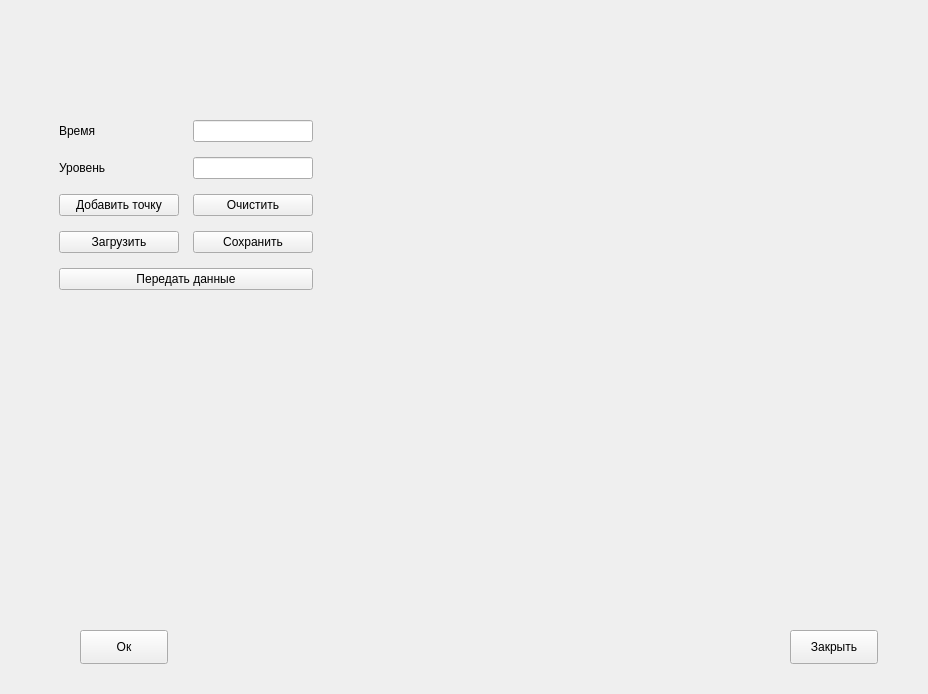
Above: ImView/signal_builder.ui from Ivanos121/ImView2_Qt6 before the change. Below: the same form after it.
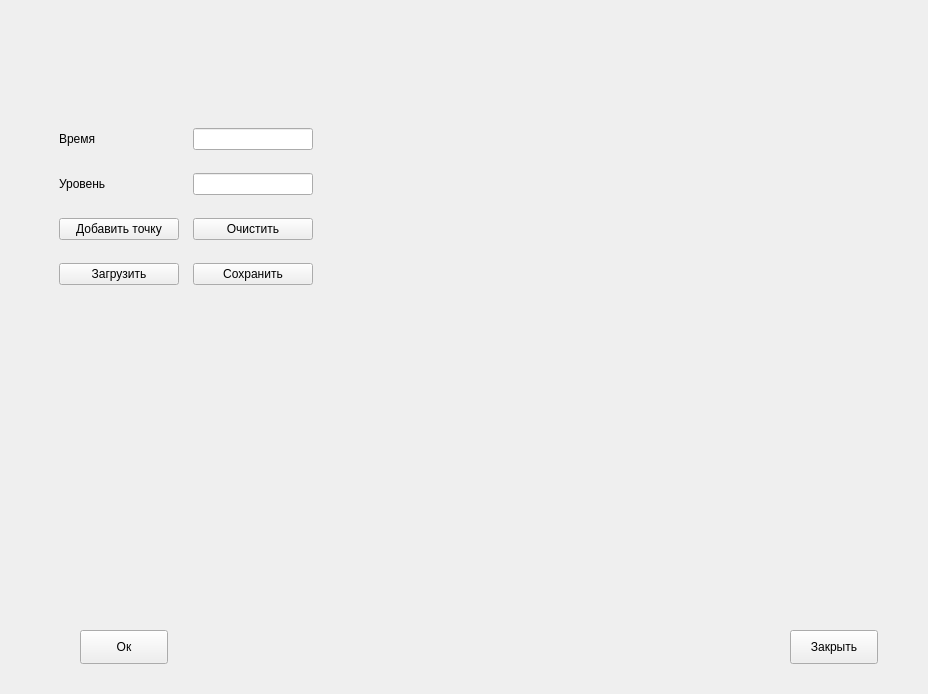
That is the form after the change. Custom widgets are drawn as their Qt base class.

Patch:
```diff
--- a/ImView/signal_builder.ui
+++ b/ImView/signal_builder.ui
@@ -13,7 +13,7 @@
   <property name="windowTitle">
    <string>Form</string>
   </property>
-  <widget class="QChartView" name="chartview" native="true">
+  <widget class="QChartView" name="chartView" native="true">
    <property name="geometry">
     <rect>
      <x>320</x>
@@ -23,7 +23,7 @@
     </rect>
    </property>
   </widget>
-  <widget class="QPushButton" name="pushButton_6">
+  <widget class="QPushButton" name="apply_pushButton">
    <property name="geometry">
     <rect>
      <x>80</x>
@@ -36,7 +36,7 @@
     <string>Ок</string>
    </property>
   </widget>
-  <widget class="QPushButton" name="pushButton_7">
+  <widget class="QPushButton" name="close_pushButton">
    <property name="geometry">
     <rect>
      <x>790</x>
@@ -49,7 +49,7 @@
     <string>Закрыть</string>
    </property>
   </widget>
-  <widget class="QWidget" name="">
+  <widget class="QWidget" name="layoutWidget">
    <property name="geometry">
     <rect>
      <x>51</x>
@@ -59,6 +59,50 @@
     </rect>
    </property>
    <layout class="QGridLayout" name="gridLayout">
+    <item row="2" column="0">
+     <widget class="QPushButton" name="add_time_value_pushButton">
+      <property name="sizePolicy">
+       <sizepolicy hsizetype="Fixed" vsizetype="Fixed">
+        <horstretch>0</horstretch>
+        <verstretch>0</verstretch>
+       </sizepolicy>
+      </property>
+      <property name="minimumSize">
+       <size>
+        <width>120</width>
+        <height>0</height>
+       </size>
+      </property>
+      <property name="text">
+       <string>Добавить точку</string>
+      </property>
+     </widget>
+    </item>
+    <item row="3" column="1">
+     <widget class="QPushButton" name="saveButton">
+      <property name="sizePolicy">
+       <sizepolicy hsizetype="Preferred" vsizetype="Fixed">
+        <horstretch>0</horstretch>
+        <verstretch>0</verstretch>
+       </sizepolicy>
+      </property>
+      <property name="minimumSize">
+       <size>
+        <width>120</width>
+        <height>0</height>
+       </size>
+      </property>
+      <property name="maximumSize">
+       <size>
+        <width>120</width>
+        <height>16777215</height>
+       </size>
+      </property>
+      <property name="text">
+       <string>Сохранить</string>
+      </property>
+     </widget>
+    </item>
     <item row="0" column="0">
      <widget class="QLabel" name="label">
       <property name="text">
@@ -66,8 +110,52 @@
       </property>
      </widget>
     </item>
+    <item row="3" column="0">
+     <widget class="QPushButton" name="loadButton">
+      <property name="sizePolicy">
+       <sizepolicy hsizetype="Fixed" vsizetype="Fixed">
+        <horstretch>0</horstretch>
+        <verstretch>0</verstretch>
+       </sizepolicy>
+      </property>
+      <property name="minimumSize">
+       <size>
+        <width>120</width>
+        <height>0</height>
+       </size>
+      </property>
+      <property name="text">
+       <string>Загрузить</string>
+      </property>
+     </widget>
+    </item>
+    <item row="2" column="1">
+     <widget class="QPushButton" name="clear_pushButton">
+      <property name="sizePolicy">
+       <sizepolicy hsizetype="Preferred" vsizetype="Fixed">
+        <horstretch>0</horstretch>
+        <verstretch>0</verstretch>
+       </sizepolicy>
+      </property>
+      <property name="minimumSize">
+       <size>
+        <width>120</width>
+        <height>0</height>
+       </size>
+      </property>
+      <property name="maximumSize">
+       <size>
+        <width>120</width>
+        <height>16777215</height>
+       </size>
+      </property>
+      <property name="text">
+       <string>Очистить</string>
+      </property>
+     </widget>
+    </item>
     <item row="0" column="1">
-     <widget class="QLineEdit" name="lineEdit">
+     <widget class="QLineEdit" name="lineEditTime">
       <property name="sizePolicy">
        <sizepolicy hsizetype="Fixed" vsizetype="Fixed">
         <horstretch>0</horstretch>
@@ -88,15 +176,8 @@
       </property>
      </widget>
     </item>
-    <item row="1" column="0">
-     <widget class="QLabel" name="label_2">
-      <property name="text">
-       <string>Уровень</string>
-      </property>
-     </widget>
-    </item>
     <item row="1" column="1">
-     <widget class="QLineEdit" name="lineEdit_2">
+     <widget class="QLineEdit" name="lineEditValue">
       <property name="enabled">
        <bool>true</bool>
       </property>
@@ -120,98 +201,10 @@
       </property>
      </widget>
     </item>
-    <item row="2" column="0">
-     <widget class="QPushButton" name="pushButton_2">
-      <property name="sizePolicy">
-       <sizepolicy hsizetype="Fixed" vsizetype="Fixed">
-        <horstretch>0</horstretch>
-        <verstretch>0</verstretch>
-       </sizepolicy>
-      </property>
-      <property name="minimumSize">
-       <size>
-        <width>120</width>
-        <height>0</height>
-       </size>
-      </property>
+    <item row="1" column="0">
+     <widget class="QLabel" name="label_2">
       <property name="text">
-       <string>Добавить точку</string>
-      </property>
-     </widget>
-    </item>
-    <item row="2" column="1">
-     <widget class="QPushButton" name="pushButton">
-      <property name="sizePolicy">
-       <sizepolicy hsizetype="Preferred" vsizetype="Fixed">
-        <horstretch>0</horstretch>
-        <verstretch>0</verstretch>
-       </sizepolicy>
-      </property>
-      <property name="minimumSize">
-       <size>
-        <width>120</width>
-        <height>0</height>
-       </size>
-      </property>
-      <property name="maximumSize">
-       <size>
-        <width>120</width>
-        <height>16777215</height>
-       </size>
-      </property>
-      <property name="text">
-       <string>Очистить</string>
-      </property>
-     </widget>
-    </item>
-    <item row="3" column="0">
-     <widget class="QPushButton" name="pushButton_4">
-      <property name="sizePolicy">
-       <sizepolicy hsizetype="Fixed" vsizetype="Fixed">
-        <horstretch>0</horstretch>
-        <verstretch>0</verstretch>
-       </sizepolicy>
-      </property>
-      <property name="minimumSize">
-       <size>
-        <width>120</width>
-        <height>0</height>
-       </size>
-      </property>
-      <property name="text">
-       <string>Загрузить</string>
-      </property>
-     </widget>
-    </item>
-    <item row="3" column="1">
-     <widget class="QPushButton" name="pushButton_3">
-      <property name="sizePolicy">
-       <sizepolicy hsizetype="Preferred" vsizetype="Fixed">
-        <horstretch>0</horstretch>
-        <verstretch>0</verstretch>
-       </sizepolicy>
-      </property>
-      <property name="minimumSize">
-       <size>
-        <width>120</width>
-        <height>0</height>
-       </size>
-      </property>
-      <property name="maximumSize">
-       <size>
-        <width>120</width>
-        <height>16777215</height>
-       </size>
-      </property>
-      <property name="text">
-       <string>Сохранить</string>
-      </property>
-     </widget>
-    </item>
-    <item row="4" column="0" colspan="2">
-     <widget class="QPushButton" name="pushButton_5">
-      <property name="text">
-       <string>Передать данные</string>
+       <string>Уровень</string>
       </property>
      </widget>
     </item>
```
